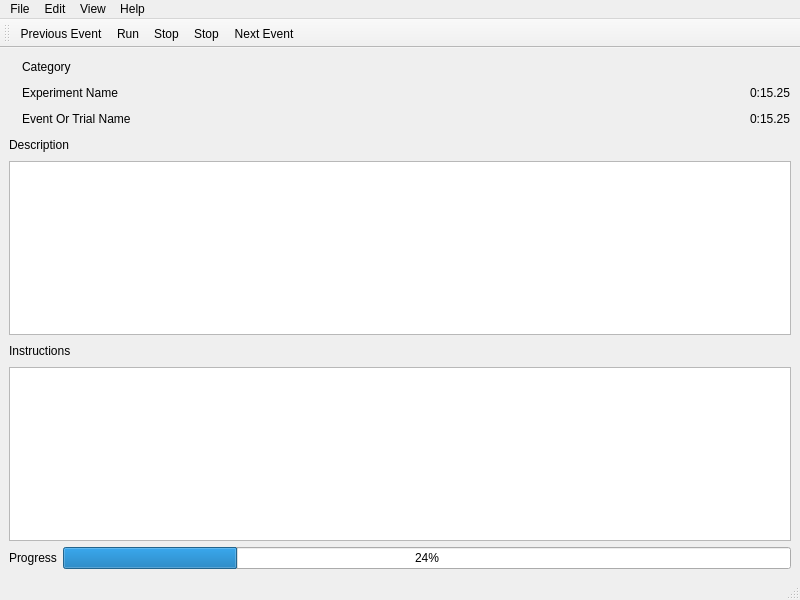
Old version of the form UI/Forms/MainWindow.ui in the repository jameskyle/KExperiment.
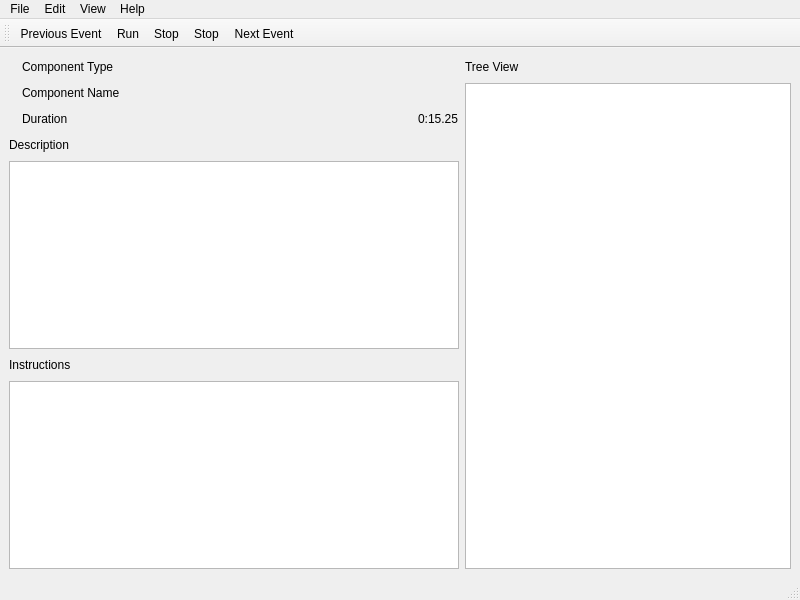
New version of the form. Icons and pictures are not drawn.

Diff of the .ui file:
```diff
--- a/UI/Forms/MainWindow.ui
+++ b/UI/Forms/MainWindow.ui
@@ -14,7 +14,9 @@
    <string>MainWindow</string>
   </property>
   <widget class="QWidget" name="centralwidget">
-   <layout class="QVBoxLayout" name="verticalLayout_10">
+   <layout class="QHBoxLayout" name="horizontalLayout_9">
+    <item>
+     <layout class="QHBoxLayout" name="horizontalLayout_8">
     <item>
      <layout class="QVBoxLayout" name="verticalLayout_6">
       <item>
@@ -39,7 +41,7 @@
             <item>
              <widget class="QLabel" name="categoryNameLabel">
               <property name="text">
-               <string>Category</string>
+                 <string>Component Type</string>
               </property>
              </widget>
             </item>
@@ -63,7 +65,7 @@
             <item>
              <widget class="QLabel" name="experimentNameLabel">
               <property name="text">
-               <string>Experiment Name</string>
+                 <string>Component Name</string>
               </property>
              </widget>
             </item>
@@ -80,13 +82,6 @@
               </property>
              </spacer>
             </item>
-            <item>
-             <widget class="QLabel" name="experimentDuration">
-              <property name="text">
-               <string>0:15.25</string>
-              </property>
-             </widget>
-            </item>
            </layout>
           </item>
           <item>
@@ -94,7 +89,7 @@
             <item>
              <widget class="QLabel" name="eventNameLabel">
               <property name="text">
-               <string>Event Or Trial Name</string>
+                 <string>Duration</string>
               </property>
              </widget>
             </item>
@@ -125,6 +120,8 @@
        </layout>
       </item>
       <item>
+         <layout class="QVBoxLayout" name="verticalLayout_2">
+          <item>
        <layout class="QVBoxLayout" name="verticalLayout_5">
         <item>
          <layout class="QHBoxLayout" name="horizontalLayout_5">
@@ -194,21 +191,38 @@
         </item>
        </layout>
       </item>
+         </layout>
+        </item>
+       </layout>
+      </item>
+      <item>
+       <layout class="QVBoxLayout" name="verticalLayout">
       <item>
        <layout class="QHBoxLayout" name="horizontalLayout_7">
         <item>
          <widget class="QLabel" name="progressLabel">
           <property name="text">
-           <string>Progress</string>
+             <string>Tree View</string>
           </property>
          </widget>
         </item>
         <item>
-         <widget class="QProgressBar" name="progressBar">
-          <property name="value">
-           <number>24</number>
-          </property>
-         </widget>
+           <spacer name="horizontalSpacer_4">
+            <property name="orientation">
+             <enum>Qt::Horizontal</enum>
+            </property>
+            <property name="sizeHint" stdset="0">
+             <size>
+              <width>40</width>
+              <height>20</height>
+             </size>
+            </property>
+           </spacer>
+          </item>
+         </layout>
+        </item>
+        <item>
+         <widget class="QTreeView" name="componentTreeView"/>
         </item>
        </layout>
       </item>
```
Left out of the diff: 24 changed lines with no effect on the pictures. Lines whose indentation alone changed are shown as unchanged.
